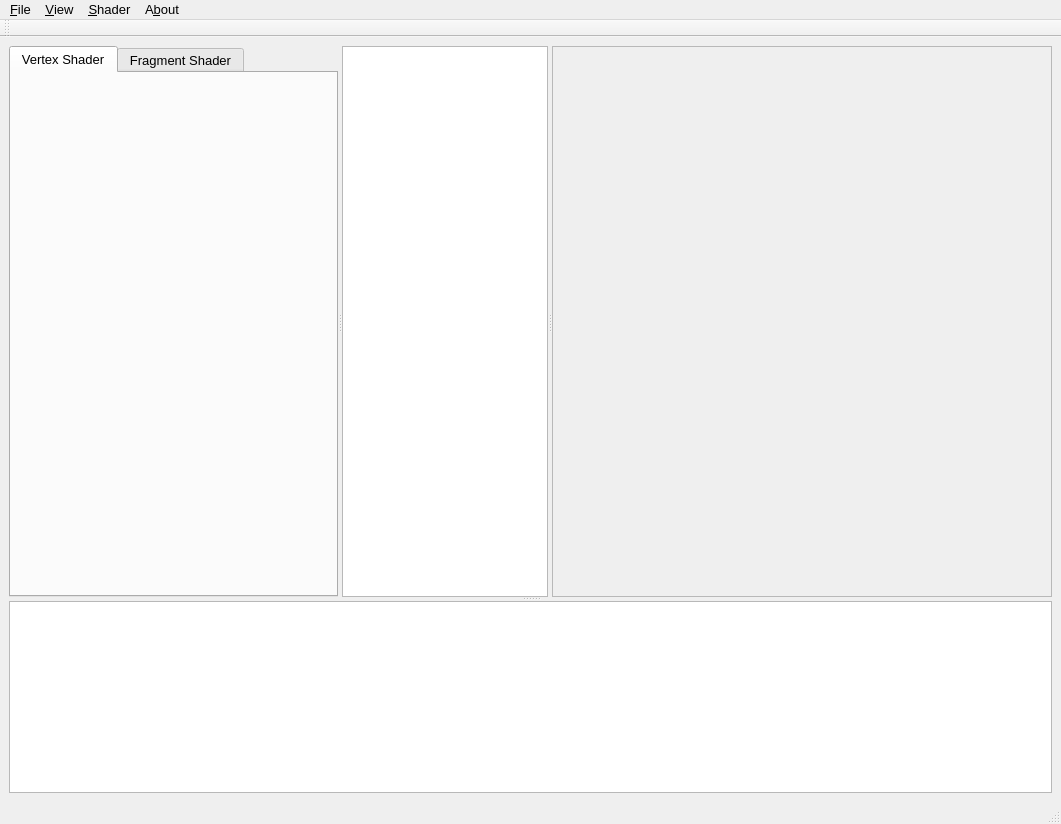
carcass82/qrenderorang, file ui/qrenderorang.ui: the form before one commit.
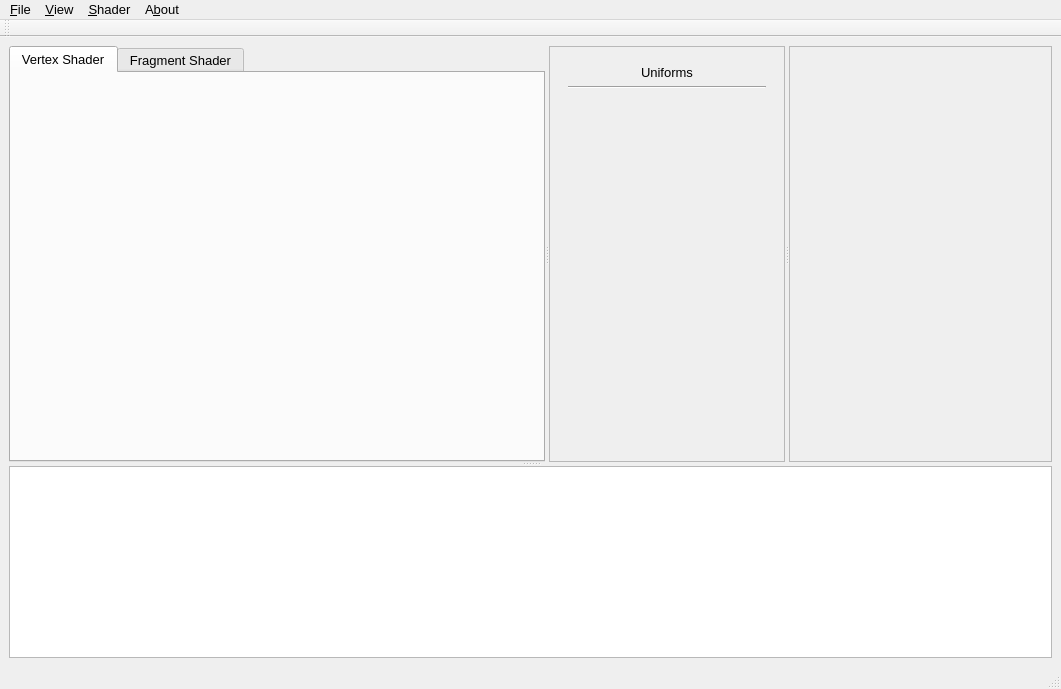
The form after the commit.

Commit message: add uniform and textures (2D only, using stb_image) management

```diff
--- a/ui/qrenderorang.ui
+++ b/ui/qrenderorang.ui
@@ -7,7 +7,7 @@
     <x>0</x>
     <y>0</y>
     <width>1061</width>
-    <height>824</height>
+    <height>689</height>
    </rect>
   </property>
   <property name="font">
@@ -27,8 +27,8 @@
       </property>
       <widget class="QSplitter" name="splitter">
        <property name="sizePolicy">
-        <sizepolicy hsizetype="Expanding" vsizetype="Preferred">
-         <horstretch>1</horstretch>
+        <sizepolicy hsizetype="Expanding" vsizetype="Expanding">
+         <horstretch>0</horstretch>
          <verstretch>2</verstretch>
         </sizepolicy>
        </property>
@@ -37,8 +37,8 @@
        </property>
        <widget class="QTabWidget" name="tabWidget">
         <property name="sizePolicy">
-         <sizepolicy hsizetype="Fixed" vsizetype="Fixed">
-          <horstretch>2</horstretch>
+         <sizepolicy hsizetype="Expanding" vsizetype="Expanding">
+          <horstretch>0</horstretch>
           <verstretch>0</verstretch>
          </sizepolicy>
         </property>
@@ -56,25 +56,103 @@
          </attribute>
         </widget>
        </widget>
-       <widget class="QListWidget" name="uniformsWidget">
+       <widget class="QScrollArea" name="uniformList">
         <property name="sizePolicy">
          <sizepolicy hsizetype="Expanding" vsizetype="Expanding">
-          <horstretch>1</horstretch>
+          <horstretch>0</horstretch>
           <verstretch>0</verstretch>
          </sizepolicy>
         </property>
+        <property name="horizontalScrollBarPolicy">
+         <enum>Qt::ScrollBarAsNeeded</enum>
+        </property>
+        <property name="sizeAdjustPolicy">
+         <enum>QAbstractScrollArea::AdjustToContents</enum>
+        </property>
+        <property name="widgetResizable">
+         <bool>true</bool>
+        </property>
+        <property name="alignment">
+         <set>Qt::AlignLeading|Qt::AlignLeft|Qt::AlignTop</set>
+        </property>
+        <widget class="QWidget" name="scrollAreaWidgetContents">
+         <property name="geometry">
+          <rect>
+           <x>0</x>
+           <y>0</y>
+           <width>230</width>
+           <height>419</height>
+          </rect>
+         </property>
+         <property name="sizePolicy">
+          <sizepolicy hsizetype="Preferred" vsizetype="Preferred">
+           <horstretch>0</horstretch>
+           <verstretch>0</verstretch>
+          </sizepolicy>
+         </property>
+         <layout class="QVBoxLayout" name="verticalLayout_2">
+          <item>
+           <widget class="QWidget" name="widget" native="true">
+            <layout class="QVBoxLayout" name="verticalLayout">
+             <item>
+              <widget class="QLabel" name="label">
+               <property name="sizePolicy">
+                <sizepolicy hsizetype="Preferred" vsizetype="Preferred">
+                 <horstretch>0</horstretch>
+                 <verstretch>0</verstretch>
+                </sizepolicy>
+               </property>
+               <property name="frameShape">
+                <enum>QFrame::NoFrame</enum>
+               </property>
+               <property name="frameShadow">
+                <enum>QFrame::Plain</enum>
+               </property>
+               <property name="text">
+                <string>Uniforms</string>
+               </property>
+               <property name="alignment">
+                <set>Qt::AlignCenter</set>
+               </property>
+              </widget>
+             </item>
+             <item>
+              <widget class="Line" name="line">
+               <property name="orientation">
+                <enum>Qt::Horizontal</enum>
+               </property>
+              </widget>
+             </item>
+             <item>
+              <spacer name="verticalSpacer">
+               <property name="orientation">
+                <enum>Qt::Vertical</enum>
+               </property>
+               <property name="sizeHint" stdset="0">
+                <size>
+                 <width>20</width>
+                 <height>40</height>
+                </size>
+               </property>
+              </spacer>
+             </item>
+            </layout>
+           </widget>
+          </item>
+         </layout>
+        </widget>
        </widget>
        <widget class="QFrame" name="frameGLPreview">
         <property name="sizePolicy">
          <sizepolicy hsizetype="Expanding" vsizetype="Expanding">
-          <horstretch>1</horstretch>
+          <horstretch>0</horstretch>
           <verstretch>0</verstretch>
          </sizepolicy>
         </property>
         <property name="minimumSize">
          <size>
-          <width>500</width>
-          <height>500</height>
+          <width>0</width>
+          <height>0</height>
          </size>
         </property>
         <property name="frameShape">
```
Left out of the diff: 9 changed lines with no effect on the pictures. The commit also changes 13 other files.
